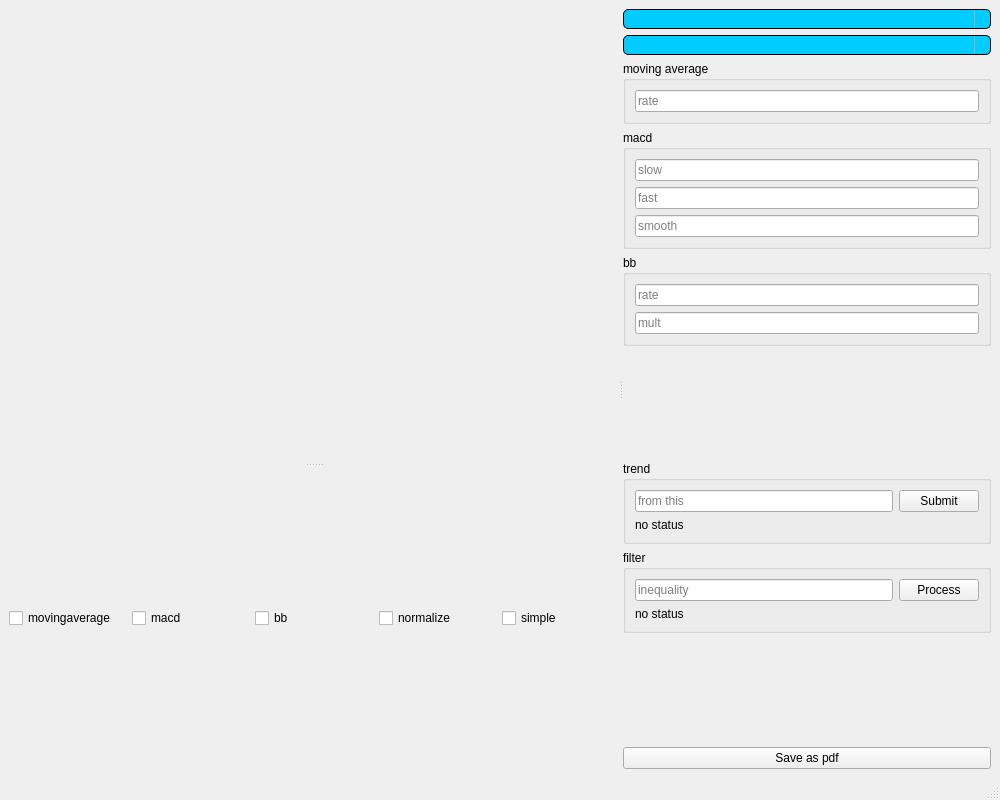
Mostafa-Hamidifard/Stock-project, file resources/plot_window.ui: the form before one commit.
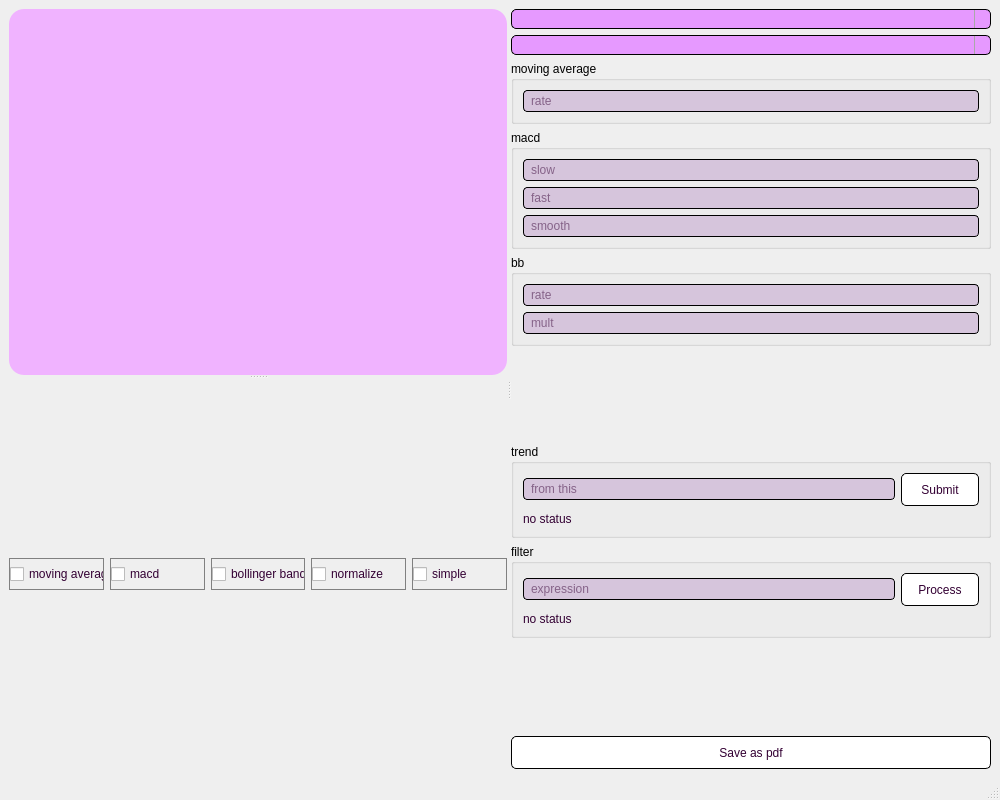
The form after the commit. Icons and pictures are not drawn.

```diff
--- a/resources/plot_window.ui
+++ b/resources/plot_window.ui
@@ -14,6 +14,118 @@
    <string>MainWindow</string>
   </property>
   <widget class="QWidget" name="centralwidget">
+   <property name="styleSheet">
+    <string notr="true">QCheckBox
+{
+color:#330033;
+spacing: 5px;
+width: 20px;
+height: 30px;
+border: 0.5px solid gray;
+}
+QLineEdit
+{
+height: 20px;
+background-color: rgba(50%, 15%, 60%, 20%);
+border: 0.5px solid black;
+border-radius: 4px;
+padding-left: 5px;
+color: #330033;
+font: 9pt &quot;Arial&quot;;
+}
+QLabel
+{
+selection-color: rgb(250, 255, 255);
+color: #330033;
+font: 10pt &quot;Arial&quot;;
+}
+QComboBox {
+    /* Border width, line style, color */
+    border:3px solid red;
+ 
+         /* Chamfer */
+    border-radius:8px;
+ 
+         /* Inner border */
+    padding:1px 18px 1px 3px;
+ 
+}
+QComboBox:drop-down {
+    subcontrol-origin: padding;
+ 
+         /* Button position, upper right corner */
+    subcontrol-position: top right;
+ 
+         /* Button width */
+    width: 25px;
+ 
+         /* A border line control */
+    border-left-width: 3px;
+    border-left-color: red;
+    border-left-style: solid;
+ 
+         /* Chamfer */
+    border-top-right-radius: 3px;
+    border-bottom-right-radius: 3px;
+}
+QComboBox {
+    border: 1px solid black;
+    border-radius: 5px;
+    padding: 1px 18px 1px 3px;
+    min-width: 6em;
+}
+
+QComboBox:!editable, QComboBox::drop-down:editable {
+     background: #e699ff;
+}
+
+/* QComboBox gets the &quot;on&quot; state when the popup is open */
+QComboBox:!editable:on, QComboBox::drop-down:editable:on {
+    background: qlineargradient(x1: 0, y1: 0, x2: 0, y2: 1,
+                                stop: 0 #D3D3D3, stop: 0.4 #D8D8D8,
+                                stop: 0.5 #DDDDDD, stop: 1.0 #E1E1E1);
+}
+
+QComboBox:on { /* shift the text when the popup opens */
+    padding-top: 3px;
+    padding-left: 4px;
+}
+
+QComboBox::drop-down {
+    subcontrol-origin: padding;
+    subcontrol-position: top right;
+    width: 15px;
+
+    border-left-width: 1px;
+    border-left-color: darkgray;
+    border-left-style: solid; /* just a single line */
+    border-top-right-radius: 3px; /* same radius as the QComboBox */
+    border-bottom-right-radius: 3px;
+}
+
+QComboBox::down-arrow {
+    image: url(/usr/share/icons/crystalsvg/16x16/actions/1downarrow.png);
+}
+
+QComboBox::down-arrow:on { /* shift the arrow when popup is open */
+    top: 1px;
+    left: 1px;
+}
+QPushButton
+{
+height: 15px;
+padding: 8px;
+width: 60px;
+background-color: white;
+border: 0.5px solid black;
+border-radius: 5px;
+color: #330033;
+font: 10pt &quot;Arial&quot;;
+}
+
+
+</string>
+   </property>
    <layout class="QVBoxLayout" name="verticalLayout_2">
     <item>
      <widget class="QSplitter" name="splitter_2">
@@ -24,7 +136,16 @@
        <property name="orientation">
         <enum>Qt::Vertical</enum>
        </property>
-       <widget class="QWidget" name="plot_widget" native="true"/>
+       <widget class="QWidget" name="plot_widget" native="true">
+        <property name="styleSheet">
+         <string notr="true">QWidget
+{
+color: qlineargradient(spread:pad, x1:0 y1:0, x2:1 y2:0, stop:0 rgba(0, 0, 0, 255), stop:1 rgba(50, 50, 200, 255));
+background: qlineargradient( x1:0 y1:0, x2:0 y2:1, stop:0 #f0b3ff, stop:1 #f0b3ff);
+border-radius: 15px;
+}</string>
+        </property>
+       </widget>
        <widget class="QWidget" name="checkbox_widget" native="true">
         <property name="styleSheet">
          <string notr="true"/>
@@ -33,7 +154,7 @@
          <item>
           <widget class="QCheckBox" name="movingaverage_checkbox">
            <property name="text">
-            <string>movingaverage</string>
+            <string>moving average</string>
            </property>
           </widget>
          </item>
@@ -47,7 +168,7 @@
          <item>
           <widget class="QCheckBox" name="bb_checkbox">
            <property name="text">
-            <string>bb</string>
+            <string>bollinger band</string>
            </property>
           </widget>
          </item>
@@ -76,49 +197,7 @@
         <item>
          <widget class="QComboBox" name="combobox_companyname">
           <property name="styleSheet">
-           <string notr="true">QComboBox {
-    border: 1px solid black;
-    border-radius: 5px;
-    padding: 1px 18px 1px 3px;
-    min-width: 6em;
-}
-
-QComboBox:!editable, QComboBox::drop-down:editable {
-     background: #00CCFF;
-}
-
-/* QComboBox gets the &quot;on&quot; state when the popup is open */
-QComboBox:!editable:on, QComboBox::drop-down:editable:on {
-    background: qlineargradient(x1: 0, y1: 0, x2: 0, y2: 1,
-                                stop: 0 #D3D3D3, stop: 0.4 #D8D8D8,
-                                stop: 0.5 #DDDDDD, stop: 1.0 #E1E1E1);
-}
-
-QComboBox:on { /* shift the text when the popup opens */
-    padding-top: 3px;
-    padding-left: 4px;
-}
-
-QComboBox::drop-down {
-    subcontrol-origin: padding;
-    subcontrol-position: top right;
-    width: 15px;
-
-    border-left-width: 1px;
-    border-left-color: darkgray;
-    border-left-style: solid; /* just a single line */
-    border-top-right-radius: 3px; /* same radius as the QComboBox */
-    border-bottom-right-radius: 3px;
-}
-
-QComboBox::down-arrow {
-    image: url(/usr/share/icons/crystalsvg/16x16/actions/1downarrow.png);
-}
-
-QComboBox::down-arrow:on { /* shift the arrow when popup is open */
-    top: 1px;
-    left: 1px;
-}</string>
+           <string notr="true"/>
           </property>
           <property name="currentText">
            <string/>
@@ -128,49 +207,7 @@
         <item>
          <widget class="QComboBox" name="combobox_typeName">
           <property name="styleSheet">
-           <string notr="true">QComboBox {
-    border: 1px solid black;
-    border-radius: 5px;
-    padding: 1px 18px 1px 3px;
-    min-width: 6em;
-}
-
-QComboBox:!editable, QComboBox::drop-down:editable {
-     background: #00CCFF;
-}
-
-/* QComboBox gets the &quot;on&quot; state when the popup is open */
-QComboBox:!editable:on, QComboBox::drop-down:editable:on {
-    background: qlineargradient(x1: 0, y1: 0, x2: 0, y2: 1,
-                                stop: 0 #D3D3D3, stop: 0.4 #D8D8D8,
-                                stop: 0.5 #DDDDDD, stop: 1.0 #E1E1E1);
-}
-
-QComboBox:on { /* shift the text when the popup opens */
-    padding-top: 3px;
-    padding-left: 4px;
-}
-
-QComboBox::drop-down {
-    subcontrol-origin: padding;
-    subcontrol-position: top right;
-    width: 15px;
-
-    border-left-width: 1px;
-    border-left-color: darkgray;
-    border-left-style: solid; /* just a single line */
-    border-top-right-radius: 3px; /* same radius as the QComboBox */
-    border-bottom-right-radius: 3px;
-}
-
-QComboBox::down-arrow {
-    image: url(/usr/share/icons/crystalsvg/16x16/actions/1downarrow.png);
-}
-
-QComboBox::down-arrow:on { /* shift the arrow when popup is open */
-    top: 1px;
-    left: 1px;
-}</string>
+           <string notr="true"/>
           </property>
          </widget>
         </item>
@@ -182,6 +219,9 @@
           <layout class="QVBoxLayout" name="verticalLayout_3">
            <item>
             <widget class="QLineEdit" name="movingaverage_rate">
+             <property name="styleSheet">
+              <string notr="true"/>
+             </property>
              <property name="placeholderText">
               <string>rate</string>
              </property>
@@ -264,6 +304,9 @@
           <layout class="QGridLayout" name="gridLayout">
            <item row="1" column="0">
             <widget class="QLabel" name="label_trend">
+             <property name="styleSheet">
+              <string notr="true"/>
+             </property>
              <property name="text">
               <string>no status</string>
              </property>
@@ -278,6 +321,43 @@
            </item>
            <item row="0" column="1">
             <widget class="QPushButton" name="pushButton_trend">
+             <property name="styleSheet">
+              <string notr="true">QPushButton#submit_button
+{
+height: 30px;
+padding: 10px;
+width: 400px;
+background-color: white;
+border: 1px solid white;
+border-radius: 25px;
+color: black;
+font: 18pt &quot;Arial&quot;;
+}
+QPushButton:hover#submit_button
+{
+height: 30px;
+padding: 10px;
+width: 400px;
+color: qlineargradient(spread:pad, x1:0 y1:0, x2:1 y2:0, stop:0 rgba(0, 0, 0, 255), stop:1 rgba(255, 255, 255, 255));
+background: qlineargradient( x1:0 y1:0, x2:0 y2:1, stop:0 purple, stop:1 #9933ff);
+border: 1px solid white;
+border-radius: 25px;
+color: white;
+font: 18pt &quot;Arial&quot;;
+}
+QPushButton:pressed#submit_button
+{
+height: 30px;
+padding: 10px;
+width: 400px;
+color: qlineargradient(spread:pad, x1:0 y1:0, x2:1 y2:0, stop:0 rgba(0, 0, 0, 255), stop:1 rgba(255, 255, 255, 255));
+background: qlineargradient( x1:0 y1:0, x2:0 y2:1, stop:0 #9933ff, stop:1 purple);
+border: 1px solid white;
+border-radius: 25px;
+color: white;
+font: 18pt &quot;Arial&quot;;
+}</string>
+             </property>
              <property name="text">
               <string>Submit</string>
              </property>
@@ -298,7 +378,7 @@
               <string/>
              </property>
              <property name="placeholderText">
-              <string>inequality</string>
+              <string>expression</string>
              </property>
             </widget>
            </item>
```
